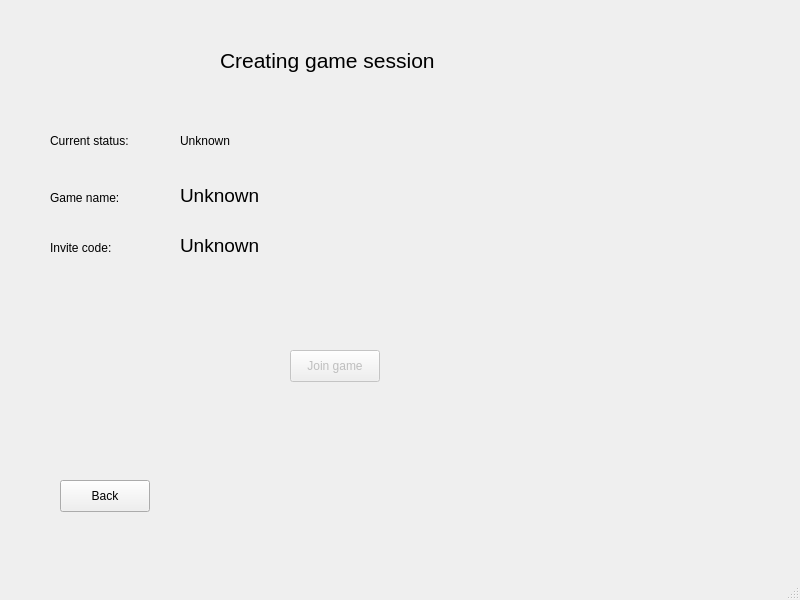
cavoke-project/cavoke, file client/views/protoroomview.ui: the form before one commit.
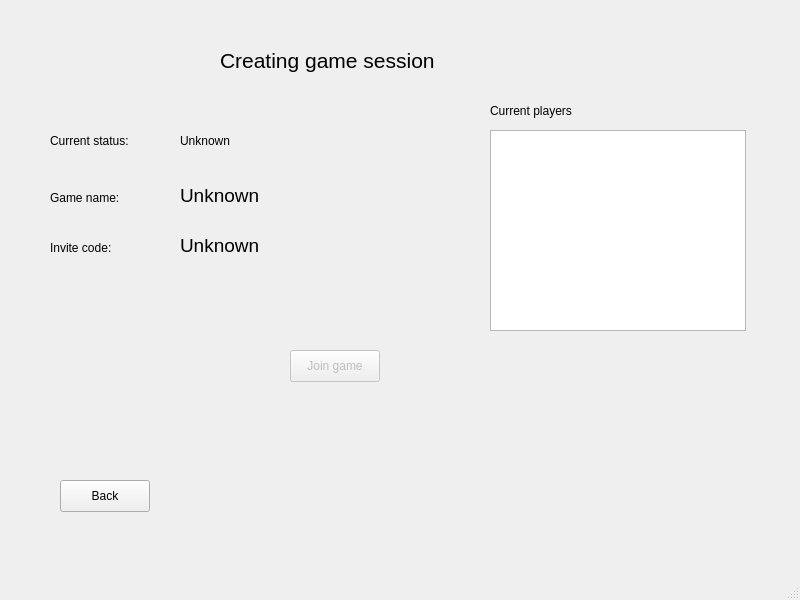
The form after the commit.

Commit message: Now we are polling players list

```diff
--- a/client/views/protoroomview.ui
+++ b/client/views/protoroomview.ui
@@ -161,6 +161,29 @@
      <string>Back</string>
     </property>
    </widget>
+   <widget class="QListWidget" name="playersListWidget">
+    <property name="geometry">
+     <rect>
+      <x>490</x>
+      <y>130</y>
+      <width>256</width>
+      <height>201</height>
+     </rect>
+    </property>
+   </widget>
+   <widget class="QLabel" name="currentPlayersHLabel">
+    <property name="geometry">
+     <rect>
+      <x>490</x>
+      <y>100</y>
+      <width>211</width>
+      <height>21</height>
+     </rect>
+    </property>
+    <property name="text">
+     <string>Current players</string>
+    </property>
+   </widget>
   </widget>
   <widget class="QMenuBar" name="menubar">
    <property name="geometry">
```
The commit also changes 4 other files.
